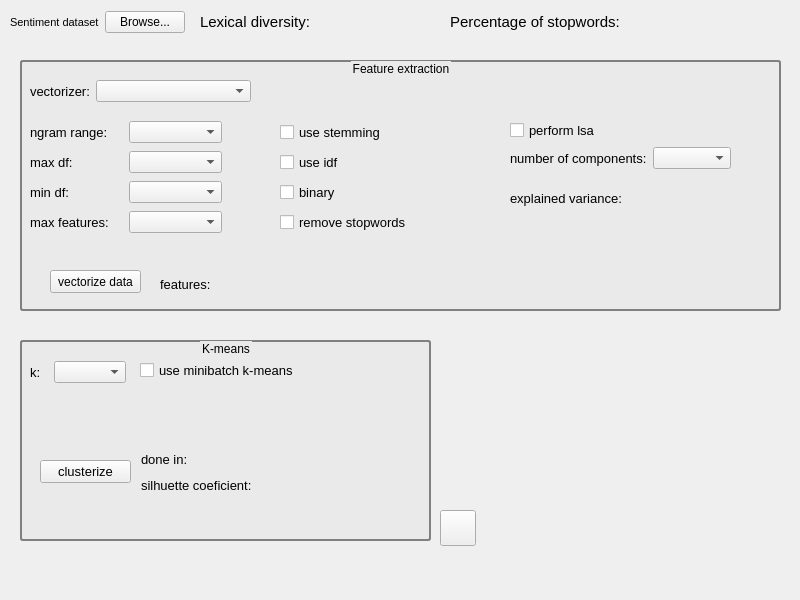
This is twitter_analysis/core/gui/ui_files/widget_sentiment_classifier_config.ui in atrevisan/EventAnalyser as Qt 5 draws it before an edit. The edited form follows.
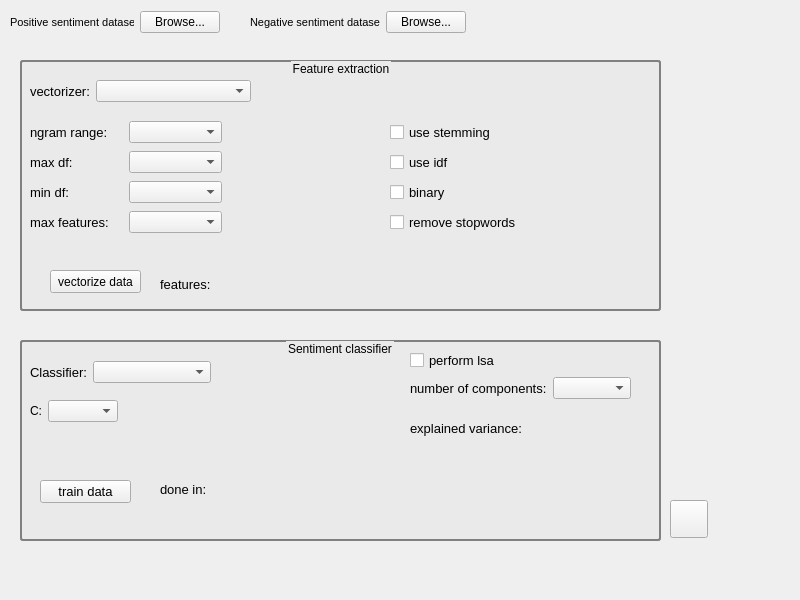
This is the edited form. Icons and pictures are not drawn.

Commit message: + sentiment classification # fetching process keeps documents unpreprocessed # clustering pre-process the documents before extracting features

The edit to the form file:
```diff
--- a/twitter_analysis/core/gui/ui_files/widget_sentiment_classifier_config.ui
+++ b/twitter_analysis/core/gui/ui_files/widget_sentiment_classifier_config.ui
@@ -13,122 +13,12 @@
   <property name="windowTitle">
    <string>Form</string>
   </property>
-  <widget class="QWidget" name="layoutWidget">
-   <property name="geometry">
-    <rect>
-     <x>200</x>
-     <y>10</y>
-     <width>231</width>
-     <height>24</height>
-    </rect>
-   </property>
-   <layout class="QHBoxLayout" name="horizontalLayout_11">
-    <item>
-     <widget class="QLabel" name="label_2">
-      <property name="font">
-       <font>
-        <pointsize>11</pointsize>
-       </font>
-      </property>
-      <property name="text">
-       <string>Lexical diversity:</string>
-      </property>
-     </widget>
-    </item>
-    <item>
-     <widget class="QLabel" name="label_lexical_diversity">
-      <property name="font">
-       <font>
-        <pointsize>10</pointsize>
-       </font>
-      </property>
-      <property name="styleSheet">
-       <string notr="true"/>
-      </property>
-      <property name="frameShape">
-       <enum>QFrame::NoFrame</enum>
-      </property>
-      <property name="text">
-       <string/>
-      </property>
-     </widget>
-    </item>
-   </layout>
-  </widget>
-  <widget class="QWidget" name="layoutWidget">
-   <property name="geometry">
-    <rect>
-     <x>450</x>
-     <y>10</y>
-     <width>331</width>
-     <height>24</height>
-    </rect>
-   </property>
-   <layout class="QHBoxLayout" name="horizontalLayout_12">
-    <item>
-     <widget class="QLabel" name="label_3">
-      <property name="font">
-       <font>
-        <pointsize>11</pointsize>
-       </font>
-      </property>
-      <property name="text">
-       <string>Percentage of stopwords:</string>
-      </property>
-     </widget>
-    </item>
-    <item>
-     <widget class="QLabel" name="label_percentage_stopwords">
-      <property name="font">
-       <font>
-        <pointsize>10</pointsize>
-       </font>
-      </property>
-      <property name="frameShape">
-       <enum>QFrame::NoFrame</enum>
-      </property>
-      <property name="text">
-       <string/>
-      </property>
-     </widget>
-    </item>
-   </layout>
-  </widget>
-  <widget class="QPushButton" name="button_save_clustering_config">
-   <property name="geometry">
-    <rect>
-     <x>440</x>
-     <y>510</y>
-     <width>36</width>
-     <height>36</height>
-    </rect>
-   </property>
-   <property name="toolTip">
-    <string>&lt;html&gt;&lt;head/&gt;&lt;body&gt;&lt;p&gt;save clusterized data&lt;/p&gt;&lt;/body&gt;&lt;/html&gt;</string>
-   </property>
-   <property name="styleSheet">
-    <string notr="true"/>
-   </property>
-   <property name="text">
-    <string/>
-   </property>
-   <property name="icon">
-    <iconset>
-     <normaloff>../assets/save.png</normaloff>../assets/save.png</iconset>
-   </property>
-   <property name="iconSize">
-    <size>
-     <width>33</width>
-     <height>33</height>
-    </size>
-   </property>
-  </widget>
   <widget class="QGroupBox" name="groupBox">
    <property name="geometry">
     <rect>
      <x>20</x>
      <y>60</y>
-     <width>761</width>
+     <width>641</width>
      <height>251</height>
     </rect>
    </property>
@@ -145,80 +35,6 @@
    <property name="alignment">
     <set>Qt::AlignCenter</set>
    </property>
-   <widget class="QWidget" name="layoutWidget_6">
-    <property name="geometry">
-     <rect>
-      <x>490</x>
-      <y>60</y>
-      <width>221</width>
-      <height>101</height>
-     </rect>
-    </property>
-    <layout class="QVBoxLayout" name="verticalLayout_5">
-     <item>
-      <widget class="QCheckBox" name="check_perform_lsa_clustering_2">
-       <property name="font">
-        <font>
-         <pointsize>10</pointsize>
-        </font>
-       </property>
-       <property name="text">
-        <string>perform lsa</string>
-       </property>
-      </widget>
-     </item>
-     <item>
-      <layout class="QHBoxLayout" name="horizontalLayout_20">
-       <item>
-        <widget class="QLabel" name="label_21">
-         <property name="font">
-          <font>
-           <pointsize>10</pointsize>
-          </font>
-         </property>
-         <property name="text">
-          <string>number of components:</string>
-         </property>
-        </widget>
-       </item>
-       <item>
-        <widget class="QComboBox" name="combo_n_components_clustering_2"/>
-       </item>
-      </layout>
-     </item>
-     <item>
-      <layout class="QHBoxLayout" name="horizontalLayout_21">
-       <item>
-        <widget class="QLabel" name="label_22">
-         <property name="font">
-          <font>
-           <pointsize>10</pointsize>
-          </font>
-         </property>
-         <property name="text">
-          <string>explained variance:</string>
-         </property>
-        </widget>
-       </item>
-       <item>
-        <widget class="QLabel" name="label_explained_variance_2">
-         <property name="font">
-          <font>
-           <pointsize>10</pointsize>
-          </font>
-         </property>
-         <property name="frameShape">
-          <enum>QFrame::NoFrame</enum>
-         </property>
-         <property name="text">
-          <string/>
-         </property>
-        </widget>
-       </item>
-      </layout>
-     </item>
-    </layout>
-   </widget>
    <widget class="QWidget" name="layoutWidget_3">
     <property name="geometry">
      <rect>
@@ -323,7 +139,7 @@
    <widget class="QWidget" name="layoutWidget_4">
     <property name="geometry">
      <rect>
-      <x>260</x>
+      <x>370</x>
       <y>59</y>
       <width>195</width>
       <height>119</height>
@@ -458,7 +274,7 @@
     <rect>
      <x>20</x>
      <y>340</y>
-     <width>411</width>
+     <width>641</width>
      <height>201</height>
     </rect>
    </property>
@@ -470,7 +286,7 @@
  } </string>
    </property>
    <property name="title">
-    <string>K-means</string>
+    <string>Sentiment classifier</string>
    </property>
    <property name="alignment">
     <set>Qt::AlignCenter</set>
@@ -480,11 +296,11 @@
      <rect>
       <x>10</x>
       <y>20</y>
-      <width>96</width>
+      <width>181</width>
       <height>24</height>
      </rect>
     </property>
-    <layout class="QHBoxLayout" name="horizontalLayout_24" stretch="0,0">
+    <layout class="QHBoxLayout" name="horizontalLayout_24" stretch="0,1">
      <item>
       <widget class="QLabel" name="label_25">
        <property name="font">
@@ -493,7 +309,7 @@
         </font>
        </property>
        <property name="text">
-        <string>k:</string>
+        <string>Classifier:</string>
        </property>
       </widget>
      </item>
@@ -502,29 +318,11 @@
      </item>
     </layout>
    </widget>
-   <widget class="QCheckBox" name="check_use_minibatch_clustering">
-    <property name="geometry">
-     <rect>
-      <x>120</x>
-      <y>20</y>
-      <width>193</width>
-      <height>21</height>
-     </rect>
-    </property>
-    <property name="font">
-     <font>
-      <pointsize>10</pointsize>
-     </font>
-    </property>
-    <property name="text">
-     <string>use minibatch k-means</string>
-    </property>
-   </widget>
-   <widget class="QPushButton" name="button_clusterize">
+   <widget class="QPushButton" name="button_train">
     <property name="geometry">
      <rect>
       <x>20</x>
-      <y>120</y>
+      <y>140</y>
       <width>91</width>
       <height>23</height>
      </rect>
@@ -538,53 +336,14 @@
      <string>clusterize data</string>
     </property>
     <property name="text">
-     <string>clusterize</string>
+     <string>train data</string>
     </property>
    </widget>
    <widget class="QWidget" name="layoutWidget">
     <property name="geometry">
      <rect>
-      <x>121</x>
-      <y>136</y>
-      <width>191</width>
-      <height>18</height>
-     </rect>
-    </property>
-    <layout class="QHBoxLayout" name="horizontalLayout_23">
-     <item>
-      <widget class="QLabel" name="label_24">
-       <property name="font">
-        <font>
-         <pointsize>10</pointsize>
-        </font>
-       </property>
-       <property name="text">
-        <string>silhuette coeficient:</string>
-       </property>
-      </widget>
-     </item>
-     <item>
-      <widget class="QLabel" name="label_silhuette_2">
-       <property name="font">
-        <font>
-         <pointsize>10</pointsize>
-        </font>
-       </property>
-       <property name="frameShape">
-        <enum>QFrame::NoFrame</enum>
-       </property>
-       <property name="text">
-        <string/>
-       </property>
-      </widget>
-     </item>
-    </layout>
-   </widget>
-   <widget class="QWidget" name="layoutWidget">
-    <property name="geometry">
-     <rect>
-      <x>121</x>
-      <y>110</y>
+      <x>140</x>
+      <y>140</y>
       <width>191</width>
       <height>18</height>
      </rect>
@@ -619,13 +378,109 @@
      </item>
     </layout>
    </widget>
+   <widget class="QWidget" name="layoutWidget_6">
+    <property name="geometry">
+     <rect>
+      <x>390</x>
+      <y>10</y>
+      <width>221</width>
+      <height>101</height>
+     </rect>
+    </property>
+    <layout class="QVBoxLayout" name="verticalLayout_5">
+     <item>
+      <widget class="QCheckBox" name="check_perform_lsa">
+       <property name="font">
+        <font>
+         <pointsize>10</pointsize>
+        </font>
+       </property>
+       <property name="text">
+        <string>perform lsa</string>
+       </property>
+      </widget>
+     </item>
+     <item>
+      <layout class="QHBoxLayout" name="horizontalLayout_20">
+       <item>
+        <widget class="QLabel" name="label_21">
+         <property name="font">
+          <font>
+           <pointsize>10</pointsize>
+          </font>
+         </property>
+         <property name="text">
+          <string>number of components:</string>
+         </property>
+        </widget>
+       </item>
+       <item>
+        <widget class="QComboBox" name="combo_num_of_components"/>
+       </item>
+      </layout>
+     </item>
+     <item>
+      <layout class="QHBoxLayout" name="horizontalLayout_21">
+       <item>
+        <widget class="QLabel" name="label_22">
+         <property name="font">
+          <font>
+           <pointsize>10</pointsize>
+          </font>
+         </property>
+         <property name="text">
+          <string>explained variance:</string>
+         </property>
+        </widget>
+       </item>
+       <item>
+        <widget class="QLabel" name="label_explained_variance">
+         <property name="font">
+          <font>
+           <pointsize>10</pointsize>
+          </font>
+         </property>
+         <property name="frameShape">
+          <enum>QFrame::NoFrame</enum>
+         </property>
+         <property name="text">
+          <string/>
+         </property>
+        </widget>
+       </item>
+      </layout>
+     </item>
+    </layout>
+   </widget>
+   <widget class="QWidget" name="layoutWidget">
+    <property name="geometry">
+     <rect>
+      <x>10</x>
+      <y>60</y>
+      <width>88</width>
+      <height>22</height>
+     </rect>
+    </property>
+    <layout class="QHBoxLayout" name="horizontalLayout_2">
+     <item>
+      <widget class="QLabel" name="label_4">
+       <property name="text">
+        <string>C:</string>
+       </property>
+      </widget>
+     </item>
+     <item>
+      <widget class="QComboBox" name="combo_regularization"/>
+     </item>
+    </layout>
+   </widget>
   </widget>
   <widget class="QWidget" name="layoutWidget">
    <property name="geometry">
     <rect>
      <x>10</x>
      <y>10</y>
-     <width>175</width>
+     <width>210</width>
      <height>25</height>
     </rect>
    </property>
@@ -638,12 +493,71 @@
        </font>
       </property>
       <property name="text">
-       <string>Sentiment dataset:</string>
+       <string>Positive sentiment dataset</string>
       </property>
      </widget>
     </item>
     <item>
-     <widget class="QPushButton" name="button_open_file">
+     <widget class="QPushButton" name="button_open_positive_sentiment_dataset">
+      <property name="toolTip">
+       <string>open</string>
+      </property>
+      <property name="styleSheet">
+       <string notr="true"/>
+      </property>
+      <property name="text">
+       <string>Browse...</string>
+      </property>
+      <property name="iconSize">
+       <size>
+        <width>53</width>
+        <height>36</height>
+       </size>
+      </property>
+     </widget>
+    </item>
+   </layout>
+  </widget>
+  <widget class="QPushButton" name="button_save_sentiment_classifier_config">
+   <property name="geometry">
+    <rect>
+     <x>670</x>
+     <y>500</y>
+     <width>38</width>
+     <height>38</height>
+    </rect>
+   </property>
+   <property name="styleSheet">
+    <string notr="true"/>
+   </property>
+   <property name="text">
+    <string/>
+   </property>
+  </widget>
+  <widget class="QWidget" name="layoutWidget_7">
+   <property name="geometry">
+    <rect>
+     <x>250</x>
+     <y>10</y>
+     <width>216</width>
+     <height>25</height>
+    </rect>
+   </property>
+   <layout class="QHBoxLayout" name="horizontalLayout_3">
+    <item>
+     <widget class="QLabel" name="label_2">
+      <property name="font">
+       <font>
+        <pointsize>8</pointsize>
+       </font>
+      </property>
+      <property name="text">
+       <string>Negative sentiment dataset</string>
+      </property>
+     </widget>
+    </item>
+    <item>
+     <widget class="QPushButton" name="button_open_negative_sentiment_dataset">
       <property name="toolTip">
        <string>open</string>
       </property>
```
Left out of the diff: 35 changed lines with no effect on the pictures. The commit also changes 25 other files.
